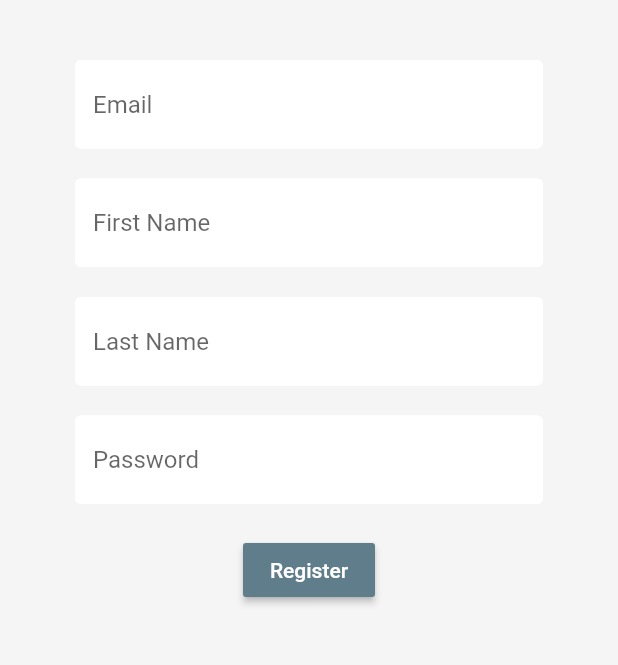
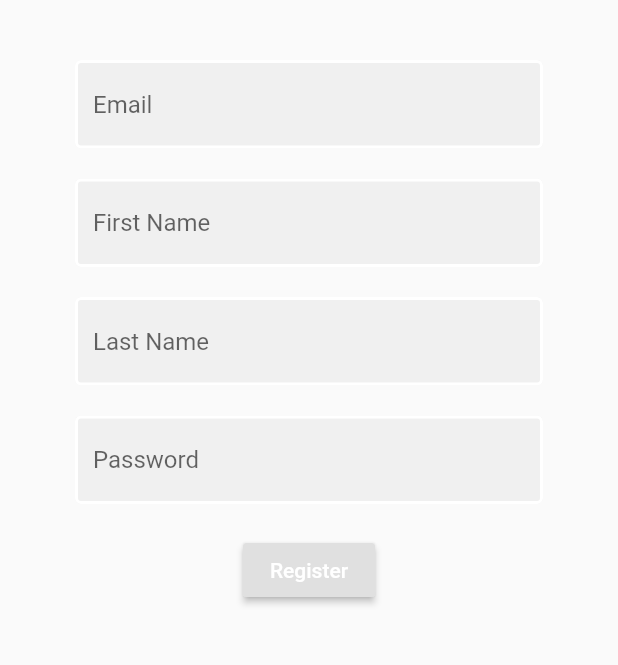
Before and after one commit to Aicq/flutter_base, a Flutter app: the screen it shows after launch, after a tap on "Sign in", after a tap on "Register", on a phone screen of 412 x 824 dp, the part 84-749 px from its top. Run offline on Flutter 3.47's test engine with Material 2 defaults, Android fonts, the phone set to English and light mode, and no system bars; our stand-ins replace cloud_firestore, dynamic_theme, firebase_auth, firebase_core, firebase_storage, flutter_spinkit and 1 more; accounts and stored records are empty.

Commit message:
Implemented themes

```diff
--- a/lib/main.dart
+++ b/lib/main.dart
@@ -1,6 +1,8 @@
 import 'package:anthonybookings/screens/home/home.dart';
 import 'package:anthonybookings/models/booking_user.dart';
 import 'package:anthonybookings/screens/wrapper.dart';
+import 'package:anthonybookings/shared/themes.dart';
+import 'package:dynamic_theme/dynamic_theme.dart';
 import 'package:flutter/material.dart';
 import 'package:firebase_core/firebase_core.dart';
 import 'package:anthonybookings/services/auth.dart';
@@ -18,14 +20,15 @@ class MyApp extends StatelessWidget {
   Widget build(BuildContext context) {
     return StreamProvider<BookingUser>.value(
       value: AuthService().user,
-      child: MaterialApp(
-        theme: ThemeData(
-          primarySwatch: Colors.deepPurple,
-          floatingActionButtonTheme: FloatingActionButtonThemeData(backgroundColor: Colors.deepPurple),
-          buttonColor: Colors.blueGrey,
-          scaffoldBackgroundColor: Colors.grey[100],
-        ),
-        home: Wrapper(),
+      child: DynamicTheme(
+        defaultBrightness: Brightness.light,
+        data: (brightness) => brightness == Brightness.light ? getLightTheme(brightness) : getDarkTheme(brightness),
+        themedWidgetBuilder: (context, theme) {
+          return MaterialApp(
+            theme: theme,
+            home: Wrapper(),
+          );
+        },
       ),
     );
   }
--- a/lib/screens/home/admin_provider.dart
+++ b/lib/screens/home/admin_provider.dart
@@ -75,11 +75,11 @@ class _AdminProviderState extends State<AdminProvider> {
             ListTile(
               title: Text('Bookings Scheduled'),
               trailing: Text('${DateFormat('dd / MM / yy').format(selectedDate)}'),
-              tileColor: Colors.lightGreen[200],
+              tileColor: Theme.of(context).accentColor,
             ),
             isBookingsListLoading ? Padding(
               padding: const EdgeInsets.only(top: 40.0),
-              child: SpinKitDualRing(color: Colors.deepPurple),
+              child: SpinKitDualRing(color: Theme.of(context).accentColor),
             ) : Expanded(
               child: bookings.length == 0 ? Padding(
                 padding: const EdgeInsets.only(top: 15.0),
--- a/lib/screens/home/user_customer.dart
+++ b/lib/screens/home/user_customer.dart
@@ -142,12 +142,12 @@ class _UserCustomerState extends State<UserCustomer> {
                 ),
               ),
               ListTile(
-                title: Text('Your Bookings'),
-                tileColor: Colors.lightGreen[200],
+                title: Text('Your Bookings', style: TextStyle(color: Colors.white)),
+                tileColor: Theme.of(context).accentColor,
               ),
               isBookingsListLoading ? Padding(
                 padding: const EdgeInsets.only(top: 40.0),
-                child: SpinKitDualRing(color: Colors.deepPurple),
+                child: SpinKitDualRing(color: Theme.of(context).accentColor),
               ) : Expanded(
                 child: RefreshIndicator(
                   onRefresh: () async {
--- a/lib/screens/login/login.dart
+++ b/lib/screens/login/login.dart
@@ -48,7 +48,7 @@ class _RegisterState extends State<Login> {
                 SizedBox(height: 20.0),
                 TextFormField(
                   key: ValueKey('email'),
-                  decoration: textInputDecoration.copyWith(hintText: 'Email'),
+                  decoration: textInputDecoration(context).copyWith(hintText: 'Email'),
                   keyboardType: TextInputType.emailAddress,
                   validator: (value) {
                     return value.isEmpty ? 'Enter an email!' : null;
@@ -63,7 +63,7 @@ class _RegisterState extends State<Login> {
                 SizedBox(height: 20.0),
                 TextFormField(
                   key: ValueKey('password'),
-                  decoration: textInputDecoration.copyWith(hintText: 'Password'),
+                  decoration: textInputDecoration(context).copyWith(hintText: 'Password'),
                   obscureText: true,
                   validator: (value) {
                     return value.length < 6 ? 'Enter a password 6+ chars long' : null;
--- a/lib/screens/login/register.dart
+++ b/lib/screens/login/register.dart
@@ -48,7 +48,7 @@ class _RegisterState extends State<Register> {
                 children: [
                   SizedBox(height: 20.0),
                   TextFormField(
-                    decoration: textInputDecoration.copyWith(hintText: 'Email'),
+                    decoration: textInputDecoration(context).copyWith(hintText: 'Email'),
                     keyboardType: TextInputType.emailAddress,
                     validator: (value) {
                       return value.isEmpty ? 'Enter an email!' : null;
@@ -61,7 +61,7 @@ class _RegisterState extends State<Register> {
                   ),
                   SizedBox(height: 20.0),
                   TextFormField(
-                    decoration: textInputDecoration.copyWith(hintText: 'First Name'),
+                    decoration: textInputDecoration(context).copyWith(hintText: 'First Name'),
                     keyboardType: TextInputType.name,
                     validator: (value) {
                       return value.isEmpty ? 'Enter an first name!' : null;
@@ -74,7 +74,7 @@ class _RegisterState extends State<Register> {
                   ),
                   SizedBox(height: 20.0),
                   TextFormField(
-                    decoration: textInputDecoration.copyWith(hintText: 'Last Name'),
+                    decoration: textInputDecoration(context).copyWith(hintText: 'Last Name'),
                     keyboardType: TextInputType.name,
                     validator: (value) {
                       return value.isEmpty ? 'Enter an last name!' : null;
@@ -87,7 +87,7 @@ class _RegisterState extends State<Register> {
                   ),
                   SizedBox(height: 20.0),
                   TextFormField(
-                    decoration: textInputDecoration.copyWith(hintText: 'Password'),
+                    decoration: textInputDecoration(context).copyWith(hintText: 'Password'),
                     obscureText: true,
                     validator: (value) {
                       return value.length < 6 ? 'Enter a password 6+ chars long' : null;
--- a/lib/screens/menu/menu_options/user_profile.dart
+++ b/lib/screens/menu/menu_options/user_profile.dart
@@ -108,7 +108,7 @@ class _UserProfileState extends State<UserProfile> {
                   ),
                   Divider(
                     height: 90.0,
-                    color: Colors.grey[800],
+                    color: Theme.of(context).accentColor,
                   ),
                   Text(
                     'NAME',
@@ -121,7 +121,6 @@ class _UserProfileState extends State<UserProfile> {
                   Text(
                     '${user.firstName} ${user.lastName}',
                     style: TextStyle(
-                        color: Colors.deepPurple,
                         letterSpacing: 2.0,
                         fontSize: 28.0,
                         fontWeight: FontWeight.bold),
@@ -138,7 +137,6 @@ class _UserProfileState extends State<UserProfile> {
                   Text(
                     _getUserRole(user.isAdmin),
                     style: TextStyle(
-                        color: Colors.deepPurple,
                         letterSpacing: 2.0,
                         fontSize: 28.0,
                         fontWeight: FontWeight.bold),
--- a/lib/shared/booking_time_selector.dart
+++ b/lib/shared/booking_time_selector.dart
@@ -80,11 +80,11 @@ class _BookingTimeSelectorState extends State<BookingTimeSelector> {
           ),
           ListTile(
             title: Text('Available Bookings - ${DateFormat('dd / MM / yy').format(selectedDate)}'),
-            tileColor: Colors.lightGreen[200],
+            tileColor: Theme.of(context).accentColor,
           ),
           isTimeListLoading ? Padding(
             padding: const EdgeInsets.only(top: 40.0),
-            child: SpinKitDualRing(color: Colors.deepPurple),
+            child: SpinKitDualRing(color: Theme.of(context).accentColor),
           ) : Expanded(
             child: ListView.separated(
               scrollDirection: Axis.vertical,
--- a/lib/shared/constants.dart
+++ b/lib/shared/constants.dart
@@ -1,15 +1,16 @@
 import 'package:flutter/material.dart';
 
-const textInputDecoration = InputDecoration(
-  fillColor: Colors.white,
+InputDecoration textInputDecoration(BuildContext context) {
+  return InputDecoration(
     filled: true,
     enabledBorder: OutlineInputBorder(
       borderSide: BorderSide(color: Colors.white, width: 2.0),
     ),
     focusedBorder: OutlineInputBorder(
-    borderSide: BorderSide(color: Colors.pink, width: 2.0),
+      borderSide: BorderSide(color: Theme.of(context).accentColor, width: 2.0),
     ),
   );
+}
 
 const bookingIntervalTimes = [
   TimeOfDay(hour: 9, minute: 00),
--- a/lib/shared/loading.dart
+++ b/lib/shared/loading.dart
@@ -5,7 +5,7 @@ class Loading extends StatelessWidget {
   @override
   Widget build(BuildContext context) {
     return Container(
-      color: Colors.green[200],
+      color: Theme.of(context).accentColor,
       child: Center(
         child: SpinKitChasingDots(
           color: Colors.indigo[500],
--- /dev/null
+++ b/lib/shared/themes.dart
@@ -0,0 +1,24 @@
+import 'package:flutter/material.dart';
+
+ThemeData getLightTheme(brightness) {
+  return ThemeData(
+//    primarySwatch: Colors.deepPurple,
+//    buttonColor: Colors.blueGrey,
+//    scaffoldBackgroundColor: Colors.grey[100],
+//    floatingActionButtonTheme: FloatingActionButtonThemeData(backgroundColor: Colors.deepPurple),
+    primarySwatch: Colors.deepPurple,
+    accentColor: Colors.green[200],
+    brightness: brightness,
+  );
+}
+
+ThemeData getDarkTheme(brightness) {
+  return ThemeData(
+//    primarySwatch: Colors.deepPurple,
+//    buttonColor: Colors.blueGrey,
+//    scaffoldBackgroundColor: Colors.grey[100],
+    accentColor: Colors.red[900],
+    brightness: brightness,
+    buttonColor: Colors.blueGrey,
+  );
+}
--- a/pubspec.yaml
+++ b/pubspec.yaml
@@ -36,6 +36,7 @@ dependencies:
   intl: ^0.16.1
   firebase_storage: ^7.0.0
   image_picker: ^0.6.7+22
+  dynamic_theme: ^1.0.0
 
 dev_dependencies:
   flutter_test:
```
Also changed, not shown: lib/screens/home/booking_form.dart (+3 -6 lines), lib/screens/home/details_panel.dart (+1 -8 lines), lib/screens/menu/menu.dart (+14 -5 lines), pubspec.lock. Lines whose indentation alone changed are shown as unchanged.
